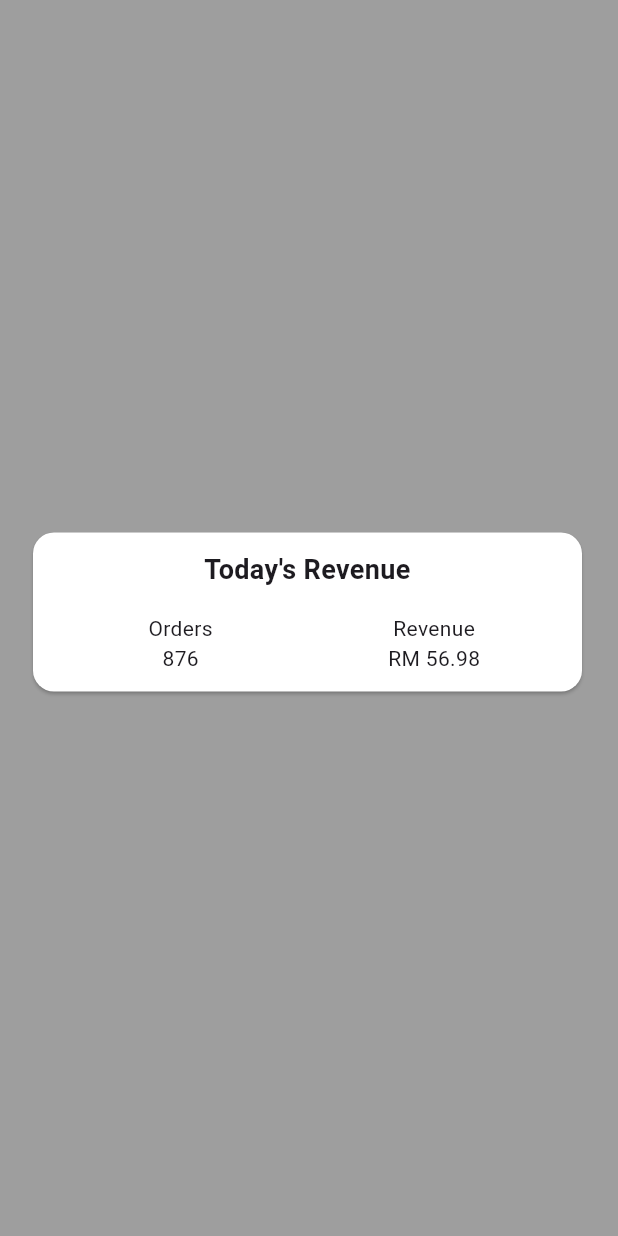
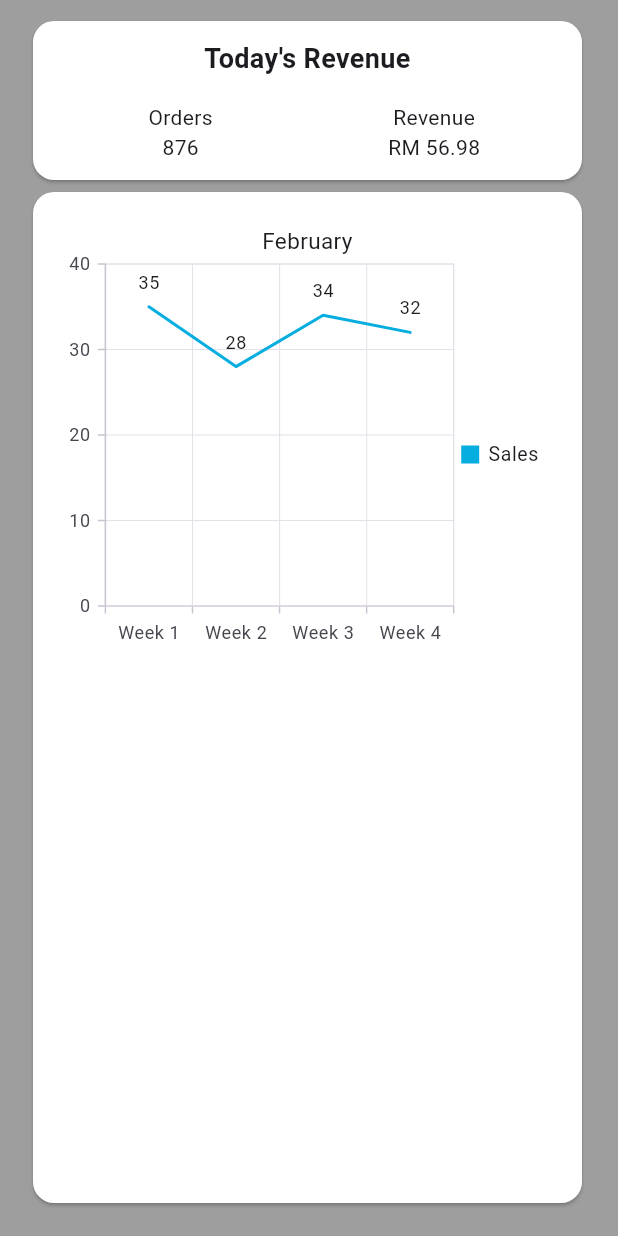
Before and after one commit to webby813/fypmerchant, a Flutter app: the InsightsTablet screen opened directly, on a phone screen of 412 x 824 dp. Run offline on Flutter 3.47's test engine with Material 3 defaults, Android fonts, the phone set to English and light mode, and no system bars; our stand-ins replace firebase_core, firebase_database, firebase_storage, shared_preferences, syncfusion_flutter_charts; accounts and stored records are empty; generated files the repository leaves out were written again.

Commit message:
- Dashboard's Insights Chart

```diff
--- a/lib/Responsive/Tablet/DashboardTabsTablet/InsightsTablet.dart
+++ b/lib/Responsive/Tablet/DashboardTabsTablet/InsightsTablet.dart
@@ -1,8 +1,9 @@
 import 'package:flutter/material.dart';
 import 'package:fypmerchant/Color/color.dart';
+import 'package:fypmerchant/Responsive/Tablet/DashboardTabsTablet/TestChart.dart';
 
 class InsightsTablet extends StatefulWidget {
-  const InsightsTablet({super.key});
+  const InsightsTablet({Key? key}) : super(key: key);
 
   @override
   State<InsightsTablet> createState() => _InsightsTabletState();
@@ -14,18 +15,18 @@ class _InsightsTabletState extends State<InsightsTablet> {
     return Scaffold(
       backgroundColor: Colors.grey,
       body: Padding(
-          padding: const EdgeInsets.fromLTRB(18,10,20,18),
+        padding: const EdgeInsets.fromLTRB(18, 10, 20, 18),
         child: Center(
           child: SizedBox(
-              height: 400,
+            height: MediaQuery.of(context).size.height, // Use MediaQuery to get screen height
             width: 500,
             child: Column(
-                mainAxisAlignment: MainAxisAlignment.center,
+              mainAxisAlignment: MainAxisAlignment.start,
               crossAxisAlignment: CrossAxisAlignment.center,
               children: [
                 Card(
                   shape: RoundedRectangleBorder(
-                      borderRadius: BorderRadius.circular(14)
+                    borderRadius: BorderRadius.circular(14),
                   ),
                   color: CustomColors.defaultWhite,
                   child: const Padding(
@@ -39,11 +40,11 @@ class _InsightsTabletState extends State<InsightsTablet> {
                             fontSize: 18,
                             fontWeight: FontWeight.bold,
                           ),
-                            textAlign: TextAlign.center, // Center the text within the Card
+                          textAlign: TextAlign.center,
                         ),
                         SizedBox(height: 16),
                         Row(
-                            mainAxisAlignment: MainAxisAlignment.spaceEvenly, // Align Row contents horizontally to center
+                          mainAxisAlignment: MainAxisAlignment.spaceEvenly,
                           children: [
                             Expanded(
                               flex: 2,
@@ -65,11 +66,31 @@ class _InsightsTabletState extends State<InsightsTablet> {
                     ),
                   ),
                 ),
+                Expanded( // Use Expanded to allow TestChart to take up available space
+                  child: Card(
+                    shape: RoundedRectangleBorder(
+                      borderRadius: BorderRadius.circular(14),
+                    ),
+                    color: CustomColors.defaultWhite,
+                    child: const Padding(
+                      padding: EdgeInsets.fromLTRB(14, 12, 14, 12),
+                      child: Column(
+                        crossAxisAlignment: CrossAxisAlignment.stretch,
+                        children: [
+                          Expanded(
+                            child: TestChart(),
+                          ),
                         ],
                       ),
                     ),
                   ),
-        )
+                ),
+
+              ],
+            ),
+          ),
+        ),
+      ),
     );
   }
 }
--- /dev/null
+++ b/lib/Responsive/Tablet/DashboardTabsTablet/TestChart.dart
@@ -0,0 +1,56 @@
+import 'package:flutter/material.dart';
+import 'package:syncfusion_flutter_charts/charts.dart';
+
+class TestChart extends StatefulWidget {
+  const TestChart({Key? key}) : super(key: key);
+
+  @override
+  _TestChartState createState() => _TestChartState();
+}
+
+class _TestChartState extends State<TestChart> {
+  List<_SalesData> data = [
+    _SalesData('Week 1', 35),
+    _SalesData('Week 2', 28),
+    _SalesData('Week 3', 34),
+    _SalesData('Week 4', 32),
+  ];
+
+  @override
+  Widget build(BuildContext context) {
+    return SizedBox(
+      height: 300, // Set a specific height for the chart
+      child: Column(
+        children: [
+          //Initialize the chart widget
+          SfCartesianChart(
+            primaryXAxis: const CategoryAxis(),
+            // Chart title
+            title: const ChartTitle(text: 'February'),
+            // Enable legend
+            legend: const Legend(isVisible: true),
+            // Enable tooltip
+            tooltipBehavior: TooltipBehavior(enable: true),
+            series: <CartesianSeries<_SalesData, String>>[
+              LineSeries<_SalesData, String>(
+                dataSource: data,
+                xValueMapper: (_SalesData sales, _) => sales.week,
+                yValueMapper: (_SalesData sales, _) => sales.sales,
+                name: 'Sales',
+                // Enable data label
+                dataLabelSettings: const DataLabelSettings(isVisible: true),
+              ),
+            ],
+          ),
+        ],
+      ),
+    );
+  }
+}
+
+class _SalesData {
+  _SalesData(this.week, this.sales);
+
+  final String week;
+  final double sales;
+}
--- a/pubspec.yaml
+++ b/pubspec.yaml
@@ -41,6 +41,7 @@ dependencies:
   firebase_database: ^10.3.4
   shared_preferences: ^2.2.2
   image_picker: ^1.0.4
+  syncfusion_flutter_charts: ^25.1.35
 
 dev_dependencies:
   flutter_test:
```
Also changed, not shown: pubspec.lock. Lines whose indentation alone changed are shown as unchanged.
